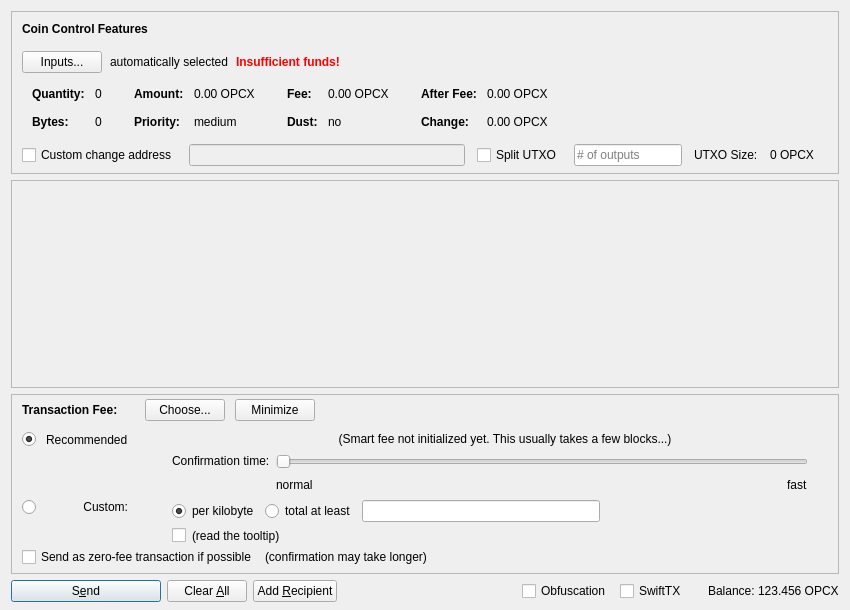
opcoinx/OPCoinX, file src/qt/forms/sendcoinsdialog.ui: the form before one commit.
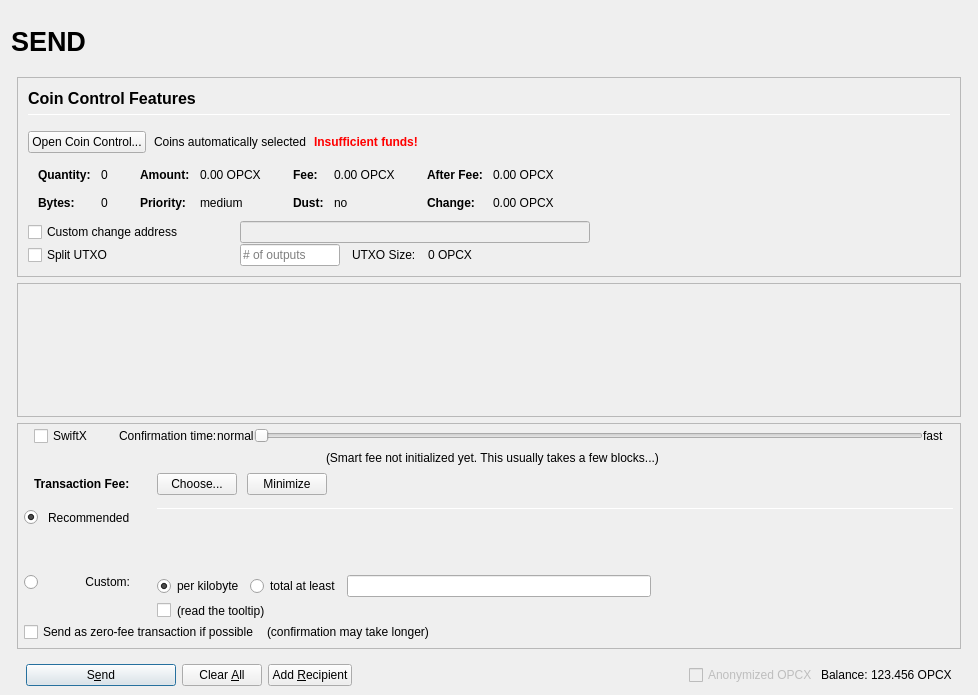
The form after the commit. Icons and pictures are not drawn. Custom widgets are drawn as their Qt base class.

What changed in the file:
```diff
--- a/src/qt/forms/sendcoinsdialog.ui
+++ b/src/qt/forms/sendcoinsdialog.ui
@@ -2,20 +2,137 @@
 <ui version="4.0">
  <class>SendCoinsDialog</class>
  <widget class="QDialog" name="SendCoinsDialog">
+  <property name="enabled">
+   <bool>true</bool>
+  </property>
   <property name="geometry">
    <rect>
     <x>0</x>
     <y>0</y>
-    <width>850</width>
-    <height>610</height>
+    <width>978</width>
+    <height>695</height>
    </rect>
   </property>
   <property name="windowTitle">
    <string>Send Coins</string>
   </property>
-  <layout class="QVBoxLayout" name="verticalLayout" stretch="0,1,0,0">
+  <layout class="QVBoxLayout" name="verticalLayout" stretch="0">
    <property name="bottomMargin">
-    <number>8</number>
+    <number>9</number>
+   </property>
+   <item>
+    <layout class="QVBoxLayout" name="verticalLayout_Master" stretch="0,1">
+     <property name="spacing">
+      <number>0</number>
+     </property>
+     <property name="margin">
+      <number>0</number>
+     </property>
+     <item>
+      <widget class="QFrame" name="frame_Header">
+       <layout class="QVBoxLayout" name="verticalLayout_Header" stretch="0">
+        <property name="margin">
+         <number>0</number>
+        </property>
+        <item>
+         <layout class="QHBoxLayout" name="horizontalLayout_Header" stretch="1,0,1">
+          <property name="spacing">
+           <number>6</number>
+          </property>
+          <item>
+           <widget class="QLabel" name="labelOverviewHeaderLeft">
+            <property name="minimumSize">
+             <size>
+              <width>464</width>
+              <height>60</height>
+             </size>
+            </property>
+            <property name="maximumSize">
+             <size>
+              <width>16777215</width>
+              <height>60</height>
+             </size>
+            </property>
+            <property name="font">
+             <font>
+              <pointsize>20</pointsize>
+              <weight>75</weight>
+              <bold>true</bold>
+             </font>
+            </property>
+            <property name="text">
+             <string>SEND</string>
+            </property>
+            <property name="alignment">
+             <set>Qt::AlignLeading|Qt::AlignLeft|Qt::AlignVCenter</set>
+            </property>
+           </widget>
+          </item>
+          <item>
+           <spacer name="horizontalSpacer_Header">
+            <property name="orientation">
+             <enum>Qt::Horizontal</enum>
+            </property>
+            <property name="sizeHint" stdset="0">
+             <size>
+              <width>40</width>
+              <height>20</height>
+             </size>
+            </property>
+           </spacer>
+          </item>
+          <item>
+           <widget class="QLabel" name="labelOverviewHeaderRight">
+            <property name="minimumSize">
+             <size>
+              <width>464</width>
+              <height>60</height>
+             </size>
+            </property>
+            <property name="maximumSize">
+             <size>
+              <width>16777215</width>
+              <height>60</height>
+             </size>
+            </property>
+            <property name="font">
+             <font>
+              <pointsize>14</pointsize>
+             </font>
+            </property>
+            <property name="text">
+             <string/>
+            </property>
+            <property name="alignment">
+             <set>Qt::AlignRight|Qt::AlignTrailing|Qt::AlignVCenter</set>
+            </property>
+           </widget>
+          </item>
+         </layout>
+        </item>
+       </layout>
+      </widget>
+     </item>
+     <item>
+      <widget class="QFrame" name="frame_BG">
+       <property name="minimumSize">
+        <size>
+         <width>0</width>
+         <height>0</height>
+        </size>
+       </property>
+       <layout class="QVBoxLayout" name="layout_BG" stretch="0,0,0,0">
+        <property name="leftMargin">
+         <number>6</number>
+        </property>
+        <property name="topMargin">
+         <number>6</number>
+        </property>
+        <property name="rightMargin">
+         <number>6</number>
+        </property>
+        <property name="bottomMargin">
+         <number>0</number>
    </property>
    <item>
     <widget class="QFrame" name="frameCoinControl">
@@ -41,22 +158,14 @@
       <property name="spacing">
        <number>0</number>
       </property>
-      <property name="leftMargin">
+           <property name="margin">
        <number>0</number>
       </property>
-      <property name="topMargin">
-       <number>0</number>
-      </property>
-      <property name="rightMargin">
-       <number>0</number>
-      </property>
-      <property name="bottomMargin">
-       <number>6</number>
-      </property>
       <item>
-       <layout class="QVBoxLayout" name="verticalLayoutCoinControl" stretch="0,0,0,0,1">
+            <widget class="QFrame" name="frameCoinControl_BG">
+             <layout class="QVBoxLayout" name="verticalLayoutCoinControl" stretch="0,0,0,0,0,0">
         <property name="spacing">
-         <number>0</number>
+               <number>1</number>
         </property>
         <property name="leftMargin">
          <number>10</number>
@@ -70,6 +179,11 @@
            <number>15</number>
           </property>
           <item>
+                 <layout class="QVBoxLayout" name="verticalLayout_3">
+                  <property name="spacing">
+                   <number>6</number>
+                  </property>
+                  <item>
            <widget class="QLabel" name="labelCoinControlFeatures">
             <property name="sizePolicy">
              <sizepolicy hsizetype="Preferred" vsizetype="Maximum">
@@ -77,8 +191,15 @@
               <verstretch>0</verstretch>
              </sizepolicy>
             </property>
+                    <property name="minimumSize">
+                     <size>
+                      <width>0</width>
+                      <height>20</height>
+                     </size>
+                    </property>
             <property name="font">
              <font>
+                      <pointsize>12</pointsize>
               <weight>75</weight>
               <bold>true</bold>
              </font>
@@ -91,6 +212,27 @@
             </property>
            </widget>
           </item>
+                  <item>
+                   <widget class="Line" name="line">
+                    <property name="minimumSize">
+                     <size>
+                      <width>0</width>
+                      <height>1</height>
+                     </size>
+                    </property>
+                    <property name="maximumSize">
+                     <size>
+                      <width>16777215</width>
+                      <height>1</height>
+                     </size>
+                    </property>
+                    <property name="orientation">
+                     <enum>Qt::Horizontal</enum>
+                    </property>
+                   </widget>
+                  </item>
+                 </layout>
+                </item>
          </layout>
         </item>
         <item>
@@ -107,7 +249,7 @@
              <string notr="true"/>
             </property>
             <property name="text">
-             <string>Inputs...</string>
+                   <string>Open Coin Control...</string>
             </property>
             <property name="autoDefault">
              <bool>false</bool>
@@ -117,7 +259,7 @@
           <item>
            <widget class="QLabel" name="labelCoinControlAutomaticallySelected">
             <property name="text">
-             <string>automatically selected</string>
+                   <string>Coins automatically selected</string>
             </property>
             <property name="margin">
              <number>5</number>
@@ -528,7 +670,7 @@
          </widget>
         </item>
         <item>
-         <layout class="QHBoxLayout" name="horizontalLayoutCoinControl4" stretch="0,0,0,0,0,0,0">
+               <layout class="QHBoxLayout" name="horizontalLayoutCoinControl4">
           <property name="spacing">
            <number>12</number>
           </property>
@@ -536,13 +678,31 @@
            <enum>QLayout::SetDefaultConstraint</enum>
           </property>
           <property name="topMargin">
-           <number>5</number>
+                 <number>0</number>
           </property>
           <property name="rightMargin">
-           <number>5</number>
+                 <number>0</number>
           </property>
           <item>
            <widget class="QCheckBox" name="checkBoxCoinControlChange">
+                  <property name="sizePolicy">
+                   <sizepolicy hsizetype="Preferred" vsizetype="Preferred">
+                    <horstretch>0</horstretch>
+                    <verstretch>0</verstretch>
+                   </sizepolicy>
+                  </property>
+                  <property name="minimumSize">
+                   <size>
+                    <width>200</width>
+                    <height>0</height>
+                   </size>
+                  </property>
+                  <property name="maximumSize">
+                   <size>
+                    <width>200</width>
+                    <height>16777215</height>
+                   </size>
+                  </property>
             <property name="toolTip">
              <string>If this is activated, but the change address is empty or invalid, change will be sent to a newly generated address.</string>
             </property>
@@ -557,15 +717,71 @@
              <bool>false</bool>
             </property>
             <property name="sizePolicy">
-             <sizepolicy hsizetype="Expanding" vsizetype="Fixed">
+                   <sizepolicy hsizetype="Preferred" vsizetype="Preferred">
               <horstretch>0</horstretch>
               <verstretch>0</verstretch>
              </sizepolicy>
             </property>
-           </widget>
-          </item>
+                  <property name="minimumSize">
+                   <size>
+                    <width>300</width>
+                    <height>0</height>
+                   </size>
+                  </property>
+                 </widget>
+                </item>
+                <item>
+                 <widget class="QLabel" name="labelCoinControlChangeLabel">
+                  <property name="sizePolicy">
+                   <sizepolicy hsizetype="Preferred" vsizetype="Preferred">
+                    <horstretch>0</horstretch>
+                    <verstretch>0</verstretch>
+                   </sizepolicy>
+                  </property>
+                  <property name="minimumSize">
+                   <size>
+                    <width>100</width>
+                    <height>0</height>
+                   </size>
+                  </property>
+                  <property name="text">
+                   <string/>
+                  </property>
+                  <property name="margin">
+                   <number>3</number>
+                  </property>
+                 </widget>
+                </item>
+               </layout>
+              </item>
+              <item>
+               <layout class="QHBoxLayout" name="horizontalLayoutCoinControl6">
+                <property name="spacing">
+                 <number>12</number>
+                </property>
+                <property name="rightMargin">
+                 <number>0</number>
+                </property>
           <item>
            <widget class="QCheckBox" name="splitBlockCheckBox">
+                  <property name="sizePolicy">
+                   <sizepolicy hsizetype="Preferred" vsizetype="Preferred">
+                    <horstretch>0</horstretch>
+                    <verstretch>0</verstretch>
+                   </sizepolicy>
+                  </property>
+                  <property name="minimumSize">
+                   <size>
+                    <width>200</width>
+                    <height>0</height>
+                   </size>
+                  </property>
+                  <property name="maximumSize">
+                   <size>
+                    <width>200</width>
+                    <height>16777215</height>
+                   </size>
+                  </property>
             <property name="text">
              <string>Split UTXO</string>
             </property>
@@ -574,11 +790,23 @@
           <item>
            <widget class="QLineEdit" name="splitBlockLineEdit">
             <property name="sizePolicy">
-             <sizepolicy hsizetype="Fixed" vsizetype="Fixed">
+                   <sizepolicy hsizetype="Preferred" vsizetype="Preferred">
               <horstretch>50</horstretch>
               <verstretch>0</verstretch>
              </sizepolicy>
             </property>
+                  <property name="minimumSize">
+                   <size>
+                    <width>100</width>
+                    <height>0</height>
+                   </size>
+                  </property>
+                  <property name="maximumSize">
+                   <size>
+                    <width>100</width>
+                    <height>16777215</height>
+                   </size>
+                  </property>
             <property name="placeholderText">
              <string># of outputs</string>
             </property>
@@ -599,26 +827,17 @@
            </widget>
           </item>
           <item>
-           <widget class="QLabel" name="labelCoinControlChangeLabel">
-            <property name="sizePolicy">
-             <sizepolicy hsizetype="Preferred" vsizetype="Expanding">
-              <horstretch>0</horstretch>
-              <verstretch>0</verstretch>
-             </sizepolicy>
-            </property>
-            <property name="minimumSize">
+                 <spacer name="horizontalSpacer_7">
+                  <property name="orientation">
+                   <enum>Qt::Horizontal</enum>
+                  </property>
+                  <property name="sizeHint" stdset="0">
              <size>
-              <width>0</width>
-              <height>0</height>
-             </size>
-            </property>
-            <property name="text">
-             <string/>
-            </property>
-            <property name="margin">
-             <number>3</number>
-            </property>
-           </widget>
+                    <width>40</width>
+                    <height>20</height>
+                   </size>
+                  </property>
+                 </spacer>
           </item>
          </layout>
         </item>
@@ -636,6 +855,7 @@
          </spacer>
         </item>
        </layout>
+            </widget>
       </item>
      </layout>
     </widget>
@@ -650,8 +870,8 @@
        <rect>
         <x>0</x>
         <y>0</y>
-        <width>830</width>
-        <height>95</height>
+             <width>944</width>
+             <height>69</height>
        </rect>
       </property>
       <layout class="QVBoxLayout" name="verticalLayout_2" stretch="0,1">
@@ -715,31 +935,196 @@
       <property name="spacing">
        <number>0</number>
       </property>
+           <property name="margin">
+            <number>0</number>
+           </property>
+           <item>
+            <layout class="QVBoxLayout" name="verticalLayoutFee2" stretch="0,0,0,0">
+             <property name="spacing">
+              <number>0</number>
+             </property>
       <property name="leftMargin">
-       <number>0</number>
+              <number>6</number>
       </property>
       <property name="topMargin">
        <number>0</number>
       </property>
       <property name="rightMargin">
+              <number>6</number>
+             </property>
+             <item>
+              <layout class="QVBoxLayout" name="verticalLayout_feeConf">
+               <property name="spacing">
        <number>0</number>
       </property>
+               <property name="leftMargin">
+                <number>10</number>
+               </property>
+               <property name="rightMargin">
+                <number>10</number>
+               </property>
       <property name="bottomMargin">
+                <number>5</number>
+               </property>
+               <item>
+                <layout class="QHBoxLayout" name="horizontalLayoutFee9">
+                 <item>
+                  <widget class="QCheckBox" name="checkSwiftTX">
+                   <property name="enabled">
+                    <bool>true</bool>
+                   </property>
+                   <property name="minimumSize">
+                    <size>
+                     <width>85</width>
+                     <height>0</height>
+                    </size>
+                   </property>
+                   <property name="toolTip">
+                    <string>SwiftX technology allows for near instant transactions - A flat fee of 0.01 OPCX applies</string>
+                   </property>
+                   <property name="text">
+                    <string>SwiftX</string>
+                   </property>
+                  </widget>
+                 </item>
+                 <item>
+                  <widget class="QLabel" name="labelSmartFee3">
+                   <property name="text">
+                    <string>Confirmation time:</string>
+                   </property>
+                   <property name="margin">
+                    <number>2</number>
+                   </property>
+                  </widget>
+                 </item>
+                 <item>
+                  <widget class="QLabel" name="labelSmartFeeNormal">
+                   <property name="text">
+                    <string>normal</string>
+                   </property>
+                   <property name="margin">
+                    <number>8</number>
+                   </property>
+                  </widget>
+                 </item>
+                 <item>
+                  <widget class="QSlider" name="sliderSmartFee">
+                   <property name="minimumSize">
+                    <size>
+                     <width>0</width>
+                     <height>24</height>
+                    </size>
+                   </property>
+                   <property name="minimum">
        <number>0</number>
       </property>
+                   <property name="maximum">
+                    <number>24</number>
+                   </property>
+                   <property name="pageStep">
+                    <number>1</number>
+                   </property>
+                   <property name="value">
+                    <number>0</number>
+                   </property>
+                   <property name="orientation">
+                    <enum>Qt::Horizontal</enum>
+                   </property>
+                   <property name="invertedAppearance">
+                    <bool>false</bool>
+                   </property>
+                   <property name="invertedControls">
+                    <bool>false</bool>
+                   </property>
+                   <property name="tickPosition">
+                    <enum>QSlider::NoTicks</enum>
+                   </property>
+                  </widget>
+                 </item>
       <item>
-       <layout class="QVBoxLayout" name="verticalLayoutFee2" stretch="0,0,0">
+                  <widget class="QLabel" name="labelSmartFeeFast">
+                   <property name="text">
+                    <string>fast</string>
+                   </property>
+                   <property name="margin">
+                    <number>8</number>
+                   </property>
+                  </widget>
+                 </item>
+                </layout>
+               </item>
+               <item>
+                <layout class="QHBoxLayout" name="horizontalLayout_recommended_texts">
         <property name="spacing">
          <number>0</number>
         </property>
-        <property name="leftMargin">
-         <number>10</number>
-        </property>
-        <property name="topMargin">
-         <number>0</number>
-        </property>
+                 <item>
+                  <spacer name="horizontalSpacer_8">
+                   <property name="orientation">
+                    <enum>Qt::Horizontal</enum>
+                   </property>
+                   <property name="sizeHint" stdset="0">
+                    <size>
+                     <width>40</width>
+                     <height>20</height>
+                    </size>
+                   </property>
+                  </spacer>
+                 </item>
+                 <item>
+                  <widget class="QLabel" name="labelFeeEstimation">
+                   <property name="text">
+                    <string/>
+                   </property>
+                   <property name="margin">
+                    <number>2</number>
+                   </property>
+                  </widget>
+                 </item>
+                 <item>
+                  <widget class="QLabel" name="labelSmartFee2">
+                   <property name="text">
+                    <string>(Smart fee not initialized yet. This usually takes a few blocks...)</string>
+                   </property>
+                   <property name="alignment">
+                    <set>Qt::AlignLeading|Qt::AlignLeft|Qt::AlignVCenter</set>
+                   </property>
+                   <property name="wordWrap">
+                    <bool>false</bool>
+                   </property>
+                   <property name="margin">
+                    <number>2</number>
+                   </property>
+                   <property name="indent">
+                    <number>-1</number>
+                   </property>
+                  </widget>
+                 </item>
+                 <item>
+                  <spacer name="horizontalSpacer_3">
+                   <property name="orientation">
+                    <enum>Qt::Horizontal</enum>
+                   </property>
+                   <property name="sizeHint" stdset="0">
+                    <size>
+                     <width>40</width>
+                     <height>20</height>
+                    </size>
+                   </property>
+                  </spacer>
+                 </item>
+                </layout>
+               </item>
+              </layout>
+             </item>
         <item>
          <layout class="QHBoxLayout" name="horizontalLayoutFee1">
+               <property name="leftMargin">
+                <number>10</number>
+               </property>
+               <property name="rightMargin">
+                <number>10</number>
+               </property>
           <property name="bottomMargin">
            <number>0</number>
           </property>
@@ -748,22 +1133,6 @@
             <property name="spacing">
              <number>0</number>
             </property>
-            <item>
-             <spacer name="verticalSpacerSmartFee">
-              <property name="orientation">
-               <enum>Qt::Vertical</enum>
-              </property>
-              <property name="sizeType">
-               <enum>QSizePolicy::Fixed</enum>
-              </property>
-              <property name="sizeHint" stdset="0">
-               <size>
-                <width>1</width>
-                <height>4</height>
-               </size>
-              </property>
-             </spacer>
-            </item>
             <item>
              <layout class="QHBoxLayout" name="horizontalLayoutSmartFee">
               <property name="spacing">
@@ -879,7 +1248,61 @@
              <property name="verticalSpacing">
               <number>4</number>
              </property>
-             <item row="2" column="4">
+                  <item row="2" column="0">
+                   <layout class="QVBoxLayout" name="verticalLayoutFee4" stretch="0">
+                    <item>
+                     <spacer name="verticalSpacer_2">
+                      <property name="orientation">
+                       <enum>Qt::Vertical</enum>
+                      </property>
+                      <property name="sizeHint" stdset="0">
+                       <size>
+                        <width>1</width>
+                        <height>1</height>
+                       </size>
+                      </property>
+                     </spacer>
+                    </item>
+                   </layout>
+                  </item>
+                  <item row="3" column="0">
+                   <layout class="QVBoxLayout" name="verticalLayoutFee9" stretch="0,1">
+                    <item>
+                     <widget class="QRadioButton" name="radioCustomFee">
+                      <property name="text">
+                       <string/>
+                      </property>
+                      <attribute name="buttonGroup">
+                       <string notr="true">groupFee</string>
+                      </attribute>
+                     </widget>
+                    </item>
+                    <item>
+                     <spacer name="verticalSpacer_6">
+                      <property name="orientation">
+                       <enum>Qt::Vertical</enum>
+                      </property>
+                      <property name="sizeHint" stdset="0">
+                       <size>
+                        <width>1</width>
+                        <height>1</height>
+                       </size>
+                      </property>
+                     </spacer>
+                    </item>
+                   </layout>
+                  </item>
+                  <item row="3" column="1">
+                   <widget class="QLabel" name="labelCustomFee">
+                    <property name="text">
+                     <string>Custom:</string>
+                    </property>
+                    <property name="alignment">
+                     <set>Qt::AlignRight|Qt::AlignTop|Qt::AlignTrailing</set>
+                    </property>
+                   </widget>
+                  </item>
+                  <item row="3" column="4">
               <layout class="QVBoxLayout" name="verticalLayoutFee8">
                <property name="spacing">
                 <number>6</number>
@@ -978,218 +1401,14 @@
                </item>
               </layout>
              </item>
-             <item row="1" column="0">
-              <layout class="QVBoxLayout" name="verticalLayoutFee4" stretch="1">
-               <item>
-                <spacer name="verticalSpacer_2">
-                 <property name="orientation">
-                  <enum>Qt::Vertical</enum>
-                 </property>
-                 <property name="sizeHint" stdset="0">
-                  <size>
-                   <width>1</width>
-                   <height>1</height>
-                  </size>
-                 </property>
-                </spacer>
-               </item>
-              </layout>
-             </item>
-             <item row="2" column="0">
-              <layout class="QVBoxLayout" name="verticalLayoutFee9" stretch="0,1">
-               <item>
-                <widget class="QRadioButton" name="radioCustomFee">
-                 <property name="text">
-                  <string/>
-                 </property>
-                 <attribute name="buttonGroup">
-                  <string notr="true">groupFee</string>
-                 </attribute>
-                </widget>
-               </item>
-               <item>
-                <spacer name="verticalSpacer_6">
-                 <property name="orientation">
-                  <enum>Qt::Vertical</enum>
-                 </property>
-                 <property name="sizeHint" stdset="0">
-                  <size>
-                   <width>1</width>
-                   <height>1</height>
-                  </size>
-                 </property>
-                </spacer>
-               </item>
-              </layout>
-             </item>
-             <item row="1" column="4">
-              <layout class="QVBoxLayout" name="verticalLayoutFee3" stretch="0,0,1">
-               <property name="spacing">
-                <number>6</number>
-               </property>
-               <property name="topMargin">
-                <number>2</number>
-               </property>
-               <item>
-                <layout class="QHBoxLayout" name="horizontalLayoutFee12">
-                 <item>
-                  <spacer name="horizontalSpacer_5">
-                   <property name="orientation">
-                    <enum>Qt::Horizontal</enum>
-                   </property>
-                   <property name="sizeHint" stdset="0">
-                    <size>
-                     <width>1</width>
-                     <height>1</height>
-                    </size>
-                   </property>
-                  </spacer>
-                 </item>
-                </layout>
-               </item>
-               <item>
-                <layout class="QHBoxLayout" name="horizontalLayoutFee9">
-                 <item>
-                  <layout class="QVBoxLayout" name="verticalLayoutFee6">
-                   <item>
-                    <widget class="QLabel" name="labelSmartFee3">
-                     <property name="text">
-                      <string>Confirmation time:</string>
-                     </property>
-                     <property name="margin">
-                      <number>2</number>
-                     </property>
-                    </widget>
-                   </item>
-                   <item>
-                    <spacer name="verticalSpacer_3">
-                     <property name="orientation">
-                      <enum>Qt::Vertical</enum>
-                     </property>
-                     <property name="sizeHint" stdset="0">
-                      <size>
-                       <width>1</width>
-                       <height>1</height>
-                      </size>
-                     </property>
-                    </spacer>
-                   </item>
-                  </layout>
-                 </item>
-                 <item>
-                  <layout class="QVBoxLayout" name="verticalLayoutFee5">
-                   <property name="rightMargin">
-                    <number>30</number>
-                   </property>
-                   <item>
-                    <widget class="QSlider" name="sliderSmartFee">
-                     <property name="minimum">
-                      <number>0</number>
-                     </property>
-                     <property name="maximum">
-                      <number>24</number>
-                     </property>
-                     <property name="pageStep">
-                      <number>1</number>
-                     </property>
-                     <property name="value">
-                      <number>0</number>
-                     </property>
-                     <property name="orientation">
-                      <enum>Qt::Horizontal</enum>
-                     </property>
-                     <property name="invertedAppearance">
-                      <bool>false</bool>
-                     </property>
-                     <property name="invertedControls">
-                      <bool>false</bool>
-                     </property>
-                     <property name="tickPosition">
-                      <enum>QSlider::NoTicks</enum>
-                     </property>
-                    </widget>
-                   </item>
-                   <item>
-                    <layout class="QHBoxLayout" name="horizontalLayoutFee10">
-                     <item>
-                      <widget class="QLabel" name="labelSmartFeeNormal">
-                       <property name="text">
-                        <string>normal</string>
-                       </property>
-                      </widget>
-                     </item>
-                     <item>
-                      <spacer name="horizontalSpacer_3">
-                       <property name="orientation">
-                        <enum>Qt::Horizontal</enum>
-                       </property>
-                       <property name="sizeHint" stdset="0">
-                        <size>
-                         <width>40</width>
-                         <height>20</height>
-                        </size>
-                       </property>
-                      </spacer>
-                     </item>
-                     <item>
-                      <widget class="QLabel" name="labelSmartFeeFast">
-                       <property name="text">
-                        <string>fast</string>
-                       </property>
-                      </widget>
-                     </item>
-                    </layout>
-                   </item>
-                  </layout>
-                 </item>
-                </layout>
-               </item>
-               <item>
-                <spacer name="verticalSpacer_4">
-                 <property name="orientation">
-                  <enum>Qt::Vertical</enum>
-                 </property>
-                 <property name="sizeHint" stdset="0">
-                  <size>
-                   <width>1</width>
-                   <height>1</height>
-                  </size>
-                 </property>
-                </spacer>
-               </item>
-              </layout>
-             </item>
-             <item row="0" column="1">
+                  <item row="1" column="1">
               <widget class="QLabel" name="labelSmartFee_2">
                <property name="text">
                 <string>Recommended</string>
                </property>
               </widget>
              </item>
-             <item row="0" column="0">
-              <widget class="QRadioButton" name="radioSmartFee">
-               <property name="text">
-                <string/>
-               </property>
-               <property name="checked">
-                <bool>true</bool>
-               </property>
-               <attribute name="buttonGroup">
-                <string notr="true">groupFee</string>
-               </attribute>
-              </widget>
-             </item>
-             <item row="2" column="1">
-              <widget class="QLabel" name="labelCustomFee">
-               <property name="text">
-                <string>Custom:</string>
-               </property>
-               <property name="alignment">
-                <set>Qt::AlignRight|Qt::AlignTop|Qt::AlignTrailing</set>
-               </property>
-              </widget>
-             </item>
-             <item row="0" column="2">
+                  <item row="1" column="2">
               <widget class="QLabel" name="labelSmartFee">
                <property name="text">
                 <string/>
@@ -1199,28 +1418,93 @@
                </property>
               </widget>
              </item>
-             <item row="0" column="3">
-              <widget class="QLabel" name="labelFeeEstimation">
+                  <item row="1" column="0">
+                   <widget class="QRadioButton" name="radioSmartFee">
                <property name="text">
                 <string/>
                </property>
-              </widget>
-             </item>
-             <item row="0" column="4">
-              <widget class="QLabel" name="labelSmartFee2">
-               <property name="text">
-                <string>(Smart fee not initialized yet. This usually takes a few blocks...)</string>
-               </property>
-               <property name="alignment">
-                <set>Qt::AlignHCenter</set>
-               </property>
-               <property name="wordWrap">
+                    <property name="checked">
                 <bool>true</bool>
                </property>
-               <property name="margin">
+                    <attribute name="buttonGroup">
+                     <string notr="true">groupFee</string>
+                    </attribute>
+                   </widget>
+                  </item>
+                  <item row="0" column="4" rowspan="3">
+                   <layout class="QVBoxLayout" name="verticalLayoutFee3" stretch="0,0,0,0">
+                    <property name="spacing">
+                     <number>6</number>
+                    </property>
+                    <property name="topMargin">
                 <number>2</number>
                </property>
-              </widget>
+                    <property name="bottomMargin">
+                     <number>20</number>
+                    </property>
+                    <item>
+                     <widget class="Line" name="line_2">
+                      <property name="minimumSize">
+                       <size>
+                        <width>0</width>
+                        <height>1</height>
+                       </size>
+                      </property>
+                      <property name="maximumSize">
+                       <size>
+                        <width>16777215</width>
+                        <height>1</height>
+                       </size>
+                      </property>
+                      <property name="orientation">
+                       <enum>Qt::Horizontal</enum>
+                      </property>
+                     </widget>
+                    </item>
+                    <item>
+                     <layout class="QHBoxLayout" name="horizontalLayoutFee12">
+                      <item>
+                       <spacer name="horizontalSpacer_5">
+                        <property name="orientation">
+                         <enum>Qt::Horizontal</enum>
+                        </property>
+                        <property name="sizeHint" stdset="0">
+                         <size>
+                          <width>1</width>
+                          <height>1</height>
+                         </size>
+                        </property>
+                       </spacer>
+                      </item>
+                     </layout>
+                    </item>
+                    <item>
+                     <spacer name="verticalSpacer_4">
+                      <property name="orientation">
+                       <enum>Qt::Vertical</enum>
+                      </property>
+                      <property name="sizeHint" stdset="0">
+                       <size>
+                        <width>1</width>
+                        <height>1</height>
+                       </size>
+                      </property>
+                     </spacer>
+                    </item>
+                    <item>
+                     <spacer name="verticalSpacer_3">
+                      <property name="orientation">
+                       <enum>Qt::Vertical</enum>
+                      </property>
+                      <property name="sizeHint" stdset="0">
+                       <size>
+                        <width>20</width>
+                        <height>40</height>
+                       </size>
+                      </property>
+                     </spacer>
+                    </item>
+                   </layout>
              </item>
             </layout>
            </item>
@@ -1299,7 +1583,11 @@
     </widget>
    </item>
    <item>
+         <widget class="QFrame" name="frame_Send">
     <layout class="QHBoxLayout" name="horizontalLayout">
+           <property name="bottomMargin">
+            <number>0</number>
+           </property>
      <item>
       <widget class="QPushButton" name="sendButton">
        <property name="minimumSize">
@@ -1385,34 +1673,12 @@
         <number>3</number>
        </property>
        <item>
-        <widget class="QCheckBox" name="checkUseObfuscation">
-         <property name="minimumSize">
-          <size>
-           <width>95</width>
-           <height>0</height>
-          </size>
-         </property>
-         <property name="text">
-          <string>Obfuscation</string>
-         </property>
-         <property name="checked">
-          <bool>false</bool>
-         </property>
-        </widget>
-       </item>
-       <item>
-        <widget class="QCheckBox" name="checkSwiftTX">
+              <widget class="QCheckBox" name="checkzOPCX">
          <property name="enabled">
-          <bool>true</bool>
-         </property>
-         <property name="minimumSize">
-          <size>
-           <width>85</width>
-           <height>0</height>
-          </size>
+                <bool>false</bool>
          </property>
          <property name="text">
-          <string>SwiftTX</string>
+                <string>Anonymized OPCX</string>
          </property>
         </widget>
        </item>
@@ -1445,6 +1711,12 @@
       </layout>
      </item>
     </layout>
+         </widget>
+        </item>
+       </layout>
+      </widget>
+     </item>
+    </layout>
    </item>
   </layout>
  </widget>
```
Left out of the diff: 35 changed lines with no effect on the pictures. Lines whose indentation alone changed are shown as unchanged.
